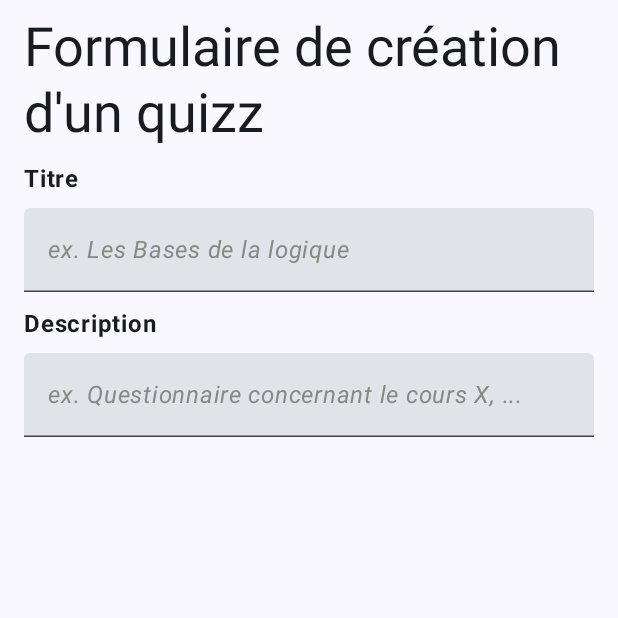
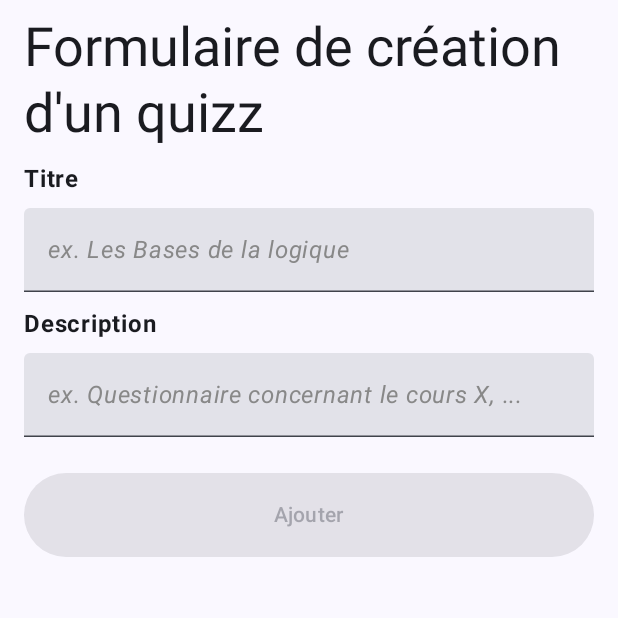
Before and after one commit to nathanbkng/P4, an Android app built with Jetpack Compose: the composable FormQuizz called with empty values, on a phone screen of 412 x 824 dp, the top half of it. Run offline under Robolectric (Android 15) with nearby library versions, the phone set to English and light mode, and no system bars.

Commit message:
update - create quizz process

```diff
--- a/NFFrontend/app/src/main/java/com/example/nf_frontend/data/quizzes/QuizzDAO.kt
+++ b/NFFrontend/app/src/main/java/com/example/nf_frontend/data/quizzes/QuizzDAO.kt
@@ -1,9 +1,13 @@
 package com.example.nf_frontend.data.quizzes
 
 import androidx.room.Dao
+import androidx.room.Insert
 
 
 @Dao
 interface QuizzDAO{
 
+    @Insert
+    suspend fun insertQuizz(quizz: QuizzEntity)
+
 }
--- a/NFFrontend/app/src/main/java/com/example/nf_frontend/screens/formquizz/FormQuizz.kt
+++ b/NFFrontend/app/src/main/java/com/example/nf_frontend/screens/formquizz/FormQuizz.kt
@@ -1,10 +1,14 @@
 package com.example.nf_frontend.screens.formquizz
 
+import androidx.compose.foundation.layout.Arrangement
 import androidx.compose.foundation.layout.Column
+import androidx.compose.foundation.layout.Row
 import androidx.compose.foundation.layout.Spacer
 import androidx.compose.foundation.layout.fillMaxWidth
 import androidx.compose.foundation.layout.height
 import androidx.compose.foundation.layout.padding
+import androidx.compose.material3.Button
+import androidx.compose.material3.ButtonDefaults
 import androidx.compose.material3.ExperimentalMaterial3Api
 import androidx.compose.material3.MaterialTheme
 import androidx.compose.material3.Text
@@ -14,17 +18,26 @@ import androidx.compose.runtime.getValue
 import androidx.compose.runtime.mutableStateOf
 import androidx.compose.runtime.remember
 import androidx.compose.runtime.setValue
+import androidx.compose.ui.Alignment
 import androidx.compose.ui.Modifier
 import androidx.compose.ui.graphics.Color
 import androidx.compose.ui.text.font.FontStyle
 import androidx.compose.ui.text.font.FontWeight
 import androidx.compose.ui.unit.dp
+import androidx.navigation.NavController
+import com.example.nf_frontend.MainActivity
+import com.example.nf_frontend.data.courses.CourseEntity
+import com.example.nf_frontend.data.quizzes.QuizzEntity
+import kotlinx.coroutines.CoroutineScope
+import kotlinx.coroutines.Dispatchers
+import kotlinx.coroutines.launch
 
 @OptIn(ExperimentalMaterial3Api::class)
 @Composable
-fun FormQuizz(code : String){
+fun FormQuizz(code : String, navController: NavController){
     var quizzTitle by remember { mutableStateOf("") }
     var quizzDescription by remember { mutableStateOf("") }
+    var isEnabled by remember { mutableStateOf(true)}
 
     Column(
         modifier = Modifier
@@ -43,7 +56,9 @@ fun FormQuizz(code : String){
             style = MaterialTheme.typography.bodyLarge
         )
         TextField(
-            modifier = Modifier.fillMaxWidth().padding(top = 10.dp),
+            modifier = Modifier
+                .fillMaxWidth()
+                .padding(top = 10.dp),
             value = quizzTitle,
             onValueChange = { quizzTitle = it },
             placeholder =
@@ -61,7 +76,9 @@ fun FormQuizz(code : String){
             style = MaterialTheme.typography.bodyLarge
         )
         TextField(
-            modifier = Modifier.fillMaxWidth().padding(top = 10.dp),
+            modifier = Modifier
+                .fillMaxWidth()
+                .padding(top = 10.dp),
             value = quizzDescription,
             onValueChange = { quizzDescription = it },
             placeholder =
@@ -72,5 +89,29 @@ fun FormQuizz(code : String){
                     fontStyle = FontStyle.Italic)
             },
         )
+        Spacer(modifier = Modifier.padding(12.dp))
+        Button(
+            colors = ButtonDefaults.buttonColors(Color.Black) ,
+            modifier = Modifier
+                .fillMaxWidth()
+                .height(56.dp)
+                .align(Alignment.CenterHorizontally),
+            enabled = quizzTitle.isNotBlank() && quizzDescription.isNotBlank() && isEnabled,
+            onClick = {
+                if (isEnabled) isEnabled = false
+
+                val newQuizz = QuizzEntity(
+                    title = quizzTitle,
+                    description = quizzDescription,
+                    courseLinkedId = code
+                )
+                CoroutineScope(Dispatchers.IO).launch {
+                    MainActivity.database.quizzDao().insertQuizz(newQuizz)
+                }
+                navController.popBackStack()
+            }
+        ) {
+            Text(text = "Ajouter")
+        }
     }
 }
--- a/NFFrontend/app/src/main/java/com/example/nf_frontend/screens/homescreen/HomeScreen.kt
+++ b/NFFrontend/app/src/main/java/com/example/nf_frontend/screens/homescreen/HomeScreen.kt
@@ -56,7 +56,7 @@ fun HomeScreen(){
             }
         )
         ){
-                idx -> FormQuizz(code = idx.arguments?.getString("code")!!)
+                idx -> FormQuizz(code = idx.arguments?.getString("code")!!, navController)
         }
     }
 }
```
Also changed, not shown: NFFrontend/app/src/main/java/com/example/nf_frontend/screens/coursequizz/composant/addquizz/ListOfQuizzes.kt (+4 -8 lines).
